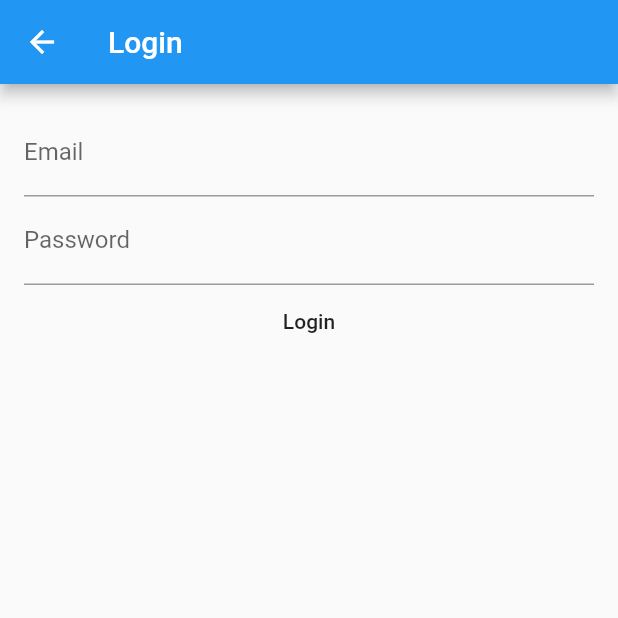
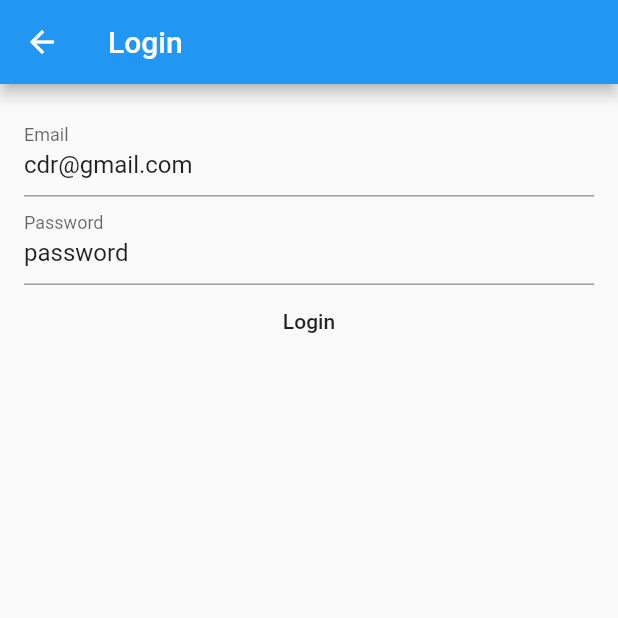
Before and after one commit to CDR201/flutter-s-l, a Flutter app: the screen it shows after launch, in the side drawer, after a tap on "Login", on a phone screen of 412 x 824 dp, the top half of it. Run offline on Flutter 3.47's test engine with Material 2 defaults, Android fonts, the phone set to English and light mode, and no system bars.

```diff
--- a/lib/main.dart
+++ b/lib/main.dart
@@ -1,8 +1,10 @@
 import 'package:flutter/material.dart';
+import 'package:flutter_s_l/providers/auth.dart';
 import 'package:flutter_s_l/widgets/nav-drawer.dart';
+import 'package:provider/provider.dart';
 
 void main() {
-  runApp(MyApp());
+  runApp(ChangeNotifierProvider(create: (_) => Auth(), child: MyApp()));
 }
 
 class MyApp extends StatelessWidget {
@@ -43,7 +45,15 @@ class _MyHomePageState extends State<MyHomePage> {
         title: Text(widget.title),
       ),
       drawer: NavDrawer(),
-      body: Center(child: Text('You are not logged in')),
+      body: Center(child: Consumer<Auth>(
+        builder: (context, auth, child) {
+          if (auth.authenticated) {
+            return Text('You are logged in');
+          } else {
+            return Text('You are not logged in');
+          }
+        },
+      )),
     );
   }
 }
--- /dev/null
+++ b/lib/providers/auth.dart
@@ -0,0 +1,13 @@
+import 'package:flutter/cupertino.dart';
+
+class Auth extends ChangeNotifier {
+  bool _authenticated = false;
+
+  bool get authenticated => _authenticated;
+
+  void login({Map credentials}) {
+    _authenticated = true;
+
+    notifyListeners();
+  }
+}
--- a/lib/screen/login.screen.dart
+++ b/lib/screen/login.screen.dart
@@ -1,6 +1,6 @@
-import 'dart:developer';
-
 import 'package:flutter/material.dart';
+import 'package:flutter_s_l/providers/auth.dart';
+import 'package:provider/provider.dart';
 
 class LoginScreen extends StatefulWidget {
   @override
@@ -15,8 +15,12 @@ class LoginState extends State<LoginScreen> {
   String _password;
 
   void submit() {
-    log(_email);
-    log(_password);
+    Provider.of<Auth>(context, listen: false).login(credentials: {
+      'email': _email,
+      'password': _password,
+    });
+
+    Navigator.pop(context);
   }
 
   @override
@@ -33,6 +37,7 @@ class LoginState extends State<LoginScreen> {
             child: Column(
               children: [
                 TextFormField(
+                  initialValue: 'cdr@gmail.com',
                   decoration: InputDecoration(
                     labelText: "Email",
                     hintText: "cdr@gmail.com",
@@ -42,6 +47,7 @@ class LoginState extends State<LoginScreen> {
                   },
                 ),
                 TextFormField(
+                  initialValue: 'password',
                   decoration: InputDecoration(labelText: "Password"),
                   onSaved: (value) {
                     _password = value;
--- a/lib/widgets/nav-drawer.dart
+++ b/lib/widgets/nav-drawer.dart
@@ -1,13 +1,17 @@
 import 'package:flutter/cupertino.dart';
 import 'package:flutter/material.dart';
+import 'package:flutter_s_l/providers/auth.dart';
 import 'package:flutter_s_l/screen/login.screen.dart';
 import 'package:flutter_s_l/screen/posts-screen.dart';
+import 'package:provider/provider.dart';
 
 class NavDrawer extends StatelessWidget {
   @override
   Widget build(BuildContext context) {
-    return Drawer(
-      child: ListView(
+    return Drawer(child: Consumer<Auth>(
+      builder: (context, auth, child) {
+        if (auth.authenticated) {
+          return ListView(
             children: [
               ListTile(title: Text('Carolina Diaz_R')),
               ListTile(
@@ -18,14 +22,34 @@ class NavDrawer extends StatelessWidget {
                 },
               ),
               ListTile(
+                title: Text('Logout'),
+                onTap: () {
+                  //
+                },
+              )
+            ],
+          );
+        } else {
+          return ListView(
+            children: [
+              ListTile(
                 title: Text('Login'),
                 onTap: () {
                   Navigator.push(context,
                       MaterialPageRoute(builder: (context) => LoginScreen()));
                 },
               ),
+              ListTile(
+                title: Text('Register'),
+                onTap: () {
+                  Navigator.push(context,
+                      MaterialPageRoute(builder: (context) => LoginScreen()));
+                },
+              ),
             ],
-      ),
           );
         }
+      },
+    ));
   }
+}
--- a/pubspec.yaml
+++ b/pubspec.yaml
@@ -23,7 +23,7 @@ environment:
 dependencies:
   flutter:
     sdk: flutter
-
+  provider: ^4.3.2+3
 
   # The following adds the Cupertino Icons font to your application.
   # Use with the CupertinoIcons class for iOS style icons.
```
Also changed, not shown: pubspec.lock. Lines whose indentation alone changed are shown as unchanged.
